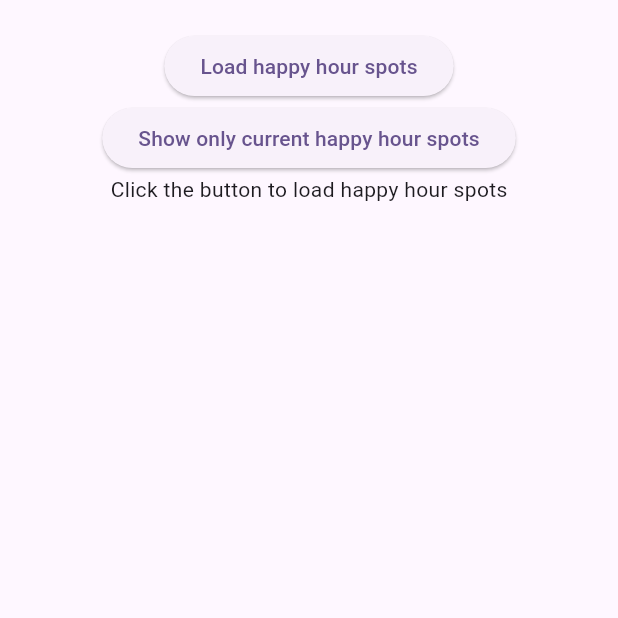
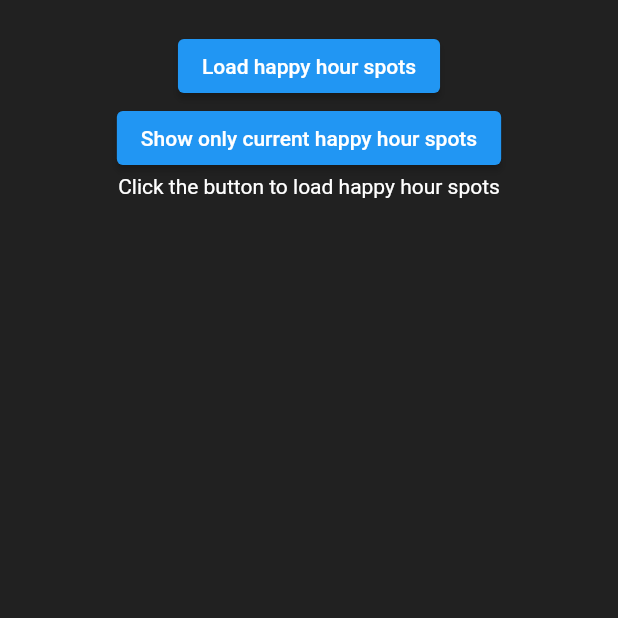
Before and after one commit to ethernetz/happy-hour-finder, a Flutter app: the screen it shows after launch, after a tap on "Load happy hour spots", on a phone screen of 412 x 824 dp, the top half of it. Run offline on Flutter 3.47's test engine with Material 2 defaults, Android fonts, the phone set to English and light mode, and no system bars; our stand-ins replace cloud_functions, firebase_core, location; missing offline and left inert: map_launcher; accounts and stored records are empty.

Commit message:
style improvements

```diff
--- /dev/null
+++ b/app/lib/home_page.dart
@@ -0,0 +1,145 @@
+import 'package:cloud_functions/cloud_functions.dart';
+import 'package:flutter/foundation.dart';
+import 'package:flutter/material.dart';
+import 'package:location/location.dart';
+import 'package:app/spot_card.dart';
+import 'package:map_launcher/map_launcher.dart';
+import 'package:app/spot.dart';
+
+class MyHomePage extends StatefulWidget {
+  const MyHomePage({super.key});
+  @override
+  State<MyHomePage> createState() => _MyHomePageState();
+}
+
+Future<void> openInMaps(Spot spot) async {
+  final availableMaps = await MapLauncher.installedMaps;
+
+  await availableMaps.first.showDirections(
+    destination: Coords(
+        spot.coordinates.coordinates[1], spot.coordinates.coordinates[0]),
+    destinationTitle: spot.name,
+    directionsMode: DirectionsMode.walking,
+  );
+}
+
+class _MyHomePageState extends State<MyHomePage> {
+  List<Spot>? spots;
+  bool showOnlyCurrentHappyHour = false;
+
+  Future<void> _callGetHappyHourSpots() async {
+    final LocationData? locationData = await _getLocation();
+    if (locationData == null) {
+      setState(() {
+        spots = [];
+      });
+      return;
+    }
+    HttpsCallable callable = FirebaseFunctions.instance.httpsCallable(
+      'helloWorld',
+      options: HttpsCallableOptions(
+        timeout: const Duration(seconds: 10),
+      ),
+    );
+
+    final Map<String, dynamic> payload = {
+      'latitude': locationData.latitude,
+      'longitude': locationData.longitude
+    };
+
+    try {
+      final HttpsCallableResult response = await callable.call(payload);
+      setState(() {
+        spots = (response.data as List).map((spotJson) {
+          return Spot.fromJson(Map<String, dynamic>.from(spotJson));
+        }).toList();
+      });
+    } catch (e) {
+      setState(() {
+        if (kDebugMode) print(e);
+        spots = [];
+      });
+    }
+  }
+
+  Future<LocationData?> _getLocation() async {
+    Location location = Location();
+
+    bool serviceEnabled;
+    PermissionStatus permissionGranted;
+    LocationData? locationData;
+
+    serviceEnabled = await location.serviceEnabled();
+    if (!serviceEnabled) {
+      serviceEnabled = await location.requestService();
+      if (!serviceEnabled) {
+        return null;
+      }
+    }
+
+    permissionGranted = await location.hasPermission();
+    if (permissionGranted == PermissionStatus.denied) {
+      permissionGranted = await location.requestPermission();
+      if (permissionGranted != PermissionStatus.granted) {
+        return null;
+      }
+    }
+
+    locationData = await location.getLocation();
+    return locationData;
+  }
+
+  @override
+  Widget build(BuildContext context) {
+    var filteredSpots = showOnlyCurrentHappyHour
+        ? spots?.where((spot) => spot.getCurrentHappyHour() != null).toList()
+        : spots;
+    return Scaffold(
+      backgroundColor: Colors.grey[900],
+      body: SingleChildScrollView(
+        child: Center(
+          child: Column(
+            mainAxisAlignment: MainAxisAlignment.center,
+            children: [
+              const SizedBox(height: 20.0),
+              ElevatedButton(
+                onPressed: _callGetHappyHourSpots,
+                child: const Text('Load happy hour spots'),
+              ),
+              ElevatedButton(
+                onPressed: () {
+                  setState(() {
+                    showOnlyCurrentHappyHour = !showOnlyCurrentHappyHour;
+                  });
+                },
+                child: Text(showOnlyCurrentHappyHour
+                    ? 'Show all spots'
+                    : 'Show only current happy hour spots'),
+              ),
+              filteredSpots == null
+                  ? const Text("Click the button to load happy hour spots")
+                  : filteredSpots.isEmpty
+                      ? const Text("No open happy hour spots found")
+                      : ListView.builder(
+                          itemCount: filteredSpots.length,
+                          shrinkWrap: true,
+                          physics: const NeverScrollableScrollPhysics(),
+                          itemBuilder: (context, index) {
+                            return Padding(
+                              padding: const EdgeInsets.symmetric(
+                                horizontal: 10,
+                                vertical: 5,
+                              ),
+                              child: SpotCard(
+                                spot: filteredSpots[index],
+                              ),
+                            );
+                          },
+                        ),
+            ],
+          ),
+        ),
+      ),
+    );
+  }
+}
--- a/app/lib/main.dart
+++ b/app/lib/main.dart
@@ -1,12 +1,9 @@
-import 'package:app/spot.dart';
-import 'package:app/spot_card.dart';
+import 'package:app/home_page.dart';
 import 'package:cloud_functions/cloud_functions.dart';
 import 'package:firebase_core/firebase_core.dart';
 import 'package:flutter/foundation.dart';
 import 'firebase_options.dart';
 import 'package:flutter/material.dart';
-import 'package:location/location.dart';
-import 'package:map_launcher/map_launcher.dart';
 
 Future<void> main() async {
   WidgetsFlutterBinding.ensureInitialized();
@@ -23,156 +20,15 @@ Future<void> main() async {
   runApp(const MyApp());
 }
 
-Future<void> openInMaps(Spot spot) async {
-  final availableMaps = await MapLauncher.installedMaps;
-
-  await availableMaps.first.showDirections(
-    destination: Coords(
-        spot.coordinates.coordinates[1], spot.coordinates.coordinates[0]),
-    destinationTitle: spot.name,
-    directionsMode: DirectionsMode.walking,
-  );
-}
-
 class MyApp extends StatelessWidget {
   const MyApp({super.key});
   @override
   Widget build(BuildContext context) {
     return MaterialApp(
       theme: ThemeData(
-        colorScheme: ColorScheme.fromSeed(seedColor: Colors.deepPurple),
-        useMaterial3: true,
+        brightness: Brightness.dark,
       ),
-      home: const SafeArea(
-        child: Scaffold(
-          body: Center(
-            child: MyHomePage(),
-          ),
-        ),
-      ),
+      home: const MyHomePage(),
     );
   }
 }
-
-class MyHomePage extends StatefulWidget {
-  const MyHomePage({super.key});
-  @override
-  State<MyHomePage> createState() => _MyHomePageState();
-}
-
-class _MyHomePageState extends State<MyHomePage> {
-  List<Spot>? spots;
-  bool showOnlyCurrentHappyHour = false;
-
-  Future<void> _callGetHappyHourSpots() async {
-    print('_callGetHappyHourSpots');
-
-    final LocationData? locationData = await _getLocation();
-    if (locationData == null) {
-      setState(() {
-        spots = [];
-      });
-      return;
-    }
-    HttpsCallable callable = FirebaseFunctions.instance.httpsCallable(
-      'helloWorld',
-      options: HttpsCallableOptions(
-        timeout: const Duration(seconds: 10),
-      ),
-    );
-
-    final Map<String, dynamic> payload = {
-      'latitude': locationData.latitude,
-      'longitude': locationData.longitude
-    };
-
-    try {
-      final HttpsCallableResult response = await callable.call(payload);
-      setState(() {
-        spots = (response.data as List).map((spotJson) {
-          return Spot.fromJson(Map<String, dynamic>.from(spotJson));
-        }).toList();
-      });
-    } catch (e) {
-      setState(() {
-        if (kDebugMode) print(e);
-        spots = [];
-      });
-    }
-  }
-
-  Future<LocationData?> _getLocation() async {
-    Location location = Location();
-
-    bool serviceEnabled;
-    PermissionStatus permissionGranted;
-    LocationData? locationData;
-
-    serviceEnabled = await location.serviceEnabled();
-    if (!serviceEnabled) {
-      serviceEnabled = await location.requestService();
-      if (!serviceEnabled) {
-        return null;
-      }
-    }
-
-    permissionGranted = await location.hasPermission();
-    if (permissionGranted == PermissionStatus.denied) {
-      permissionGranted = await location.requestPermission();
-      if (permissionGranted != PermissionStatus.granted) {
-        return null;
-      }
-    }
-
-    locationData = await location.getLocation();
-    return locationData;
-  }
-
-  @override
-  Widget build(BuildContext context) {
-    var filteredSpots = showOnlyCurrentHappyHour
-        ? spots?.where((spot) => spot.getCurrentHappyHour() != null).toList()
-        : spots;
-    return Scaffold(
-      body: Center(
-        child: Column(
-          mainAxisAlignment: MainAxisAlignment.center,
-          children: [
-            const SizedBox(height: 20.0),
-            ElevatedButton(
-              onPressed: _callGetHappyHourSpots,
-              child: const Text('Load happy hour spots'),
-            ),
-            ElevatedButton(
-              onPressed: () {
-                setState(() {
-                  showOnlyCurrentHappyHour = !showOnlyCurrentHappyHour;
-                });
-              },
-              child: Text(showOnlyCurrentHappyHour
-                  ? 'Show all spots'
-                  : 'Show only current happy hour spots'),
-            ),
-            Expanded(
-              child: filteredSpots == null
-                  ? const Text("Click the button to load happy hour spots")
-                  : filteredSpots.isEmpty
-                      ? const Text("No open happy hour spots found")
-                      : ListView.builder(
-                          itemCount: filteredSpots.length,
-                          itemBuilder: (context, index) {
-                            return ListTile(
-                              title: SpotCard(spot: filteredSpots[index]),
-                              onTap: () {
-                                openInMaps(filteredSpots[index]);
-                              },
-                            );
-                          },
-                        ),
-            ),
-          ],
-        ),
-      ),
-    );
-  }
-}
```
Also changed, not shown: app/lib/spot_card.dart (+8 -7 lines).
